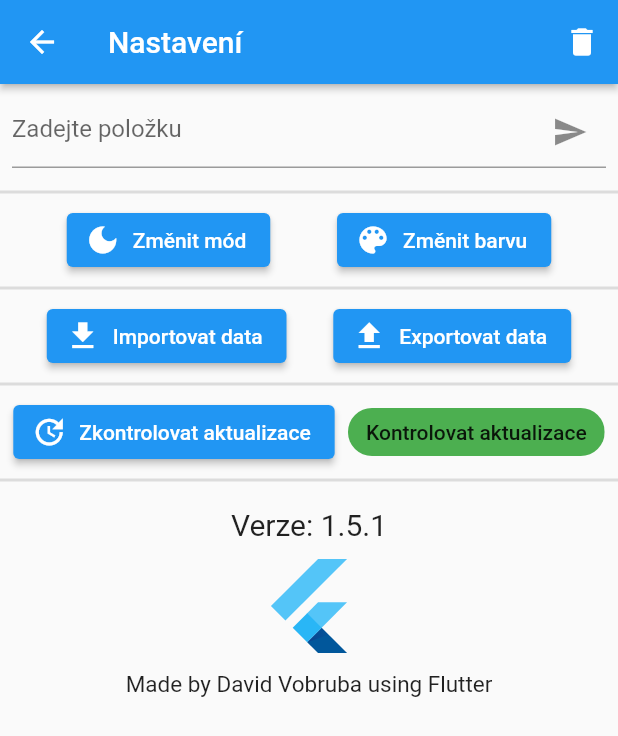
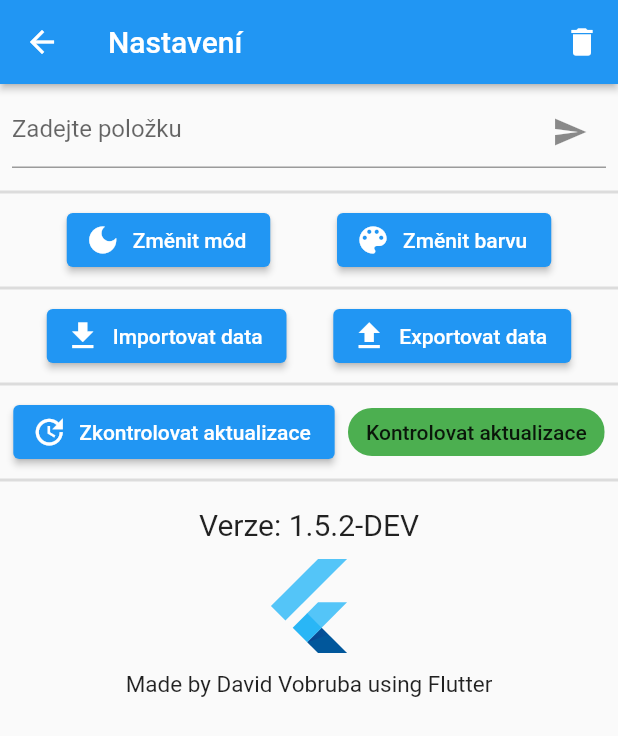
Before and after one commit to DavidCZ2051/intr_obleceni, a Flutter app: the screen it shows after launch, after a tap on the "settings" icon, on a phone screen of 412 x 824 dp. Shown: the top 736 px of the screen. Run offline on Flutter 3.47's test engine with Material 2 defaults, Android fonts, the phone set to English and light mode, and no system bars; our stand-ins replace flutter_colorpicker, shared_preferences; network calls fail.

Commit message:
some work

```diff
--- a/lib/vars.dart
+++ b/lib/vars.dart
@@ -1,6 +1,6 @@
 import 'package:flutter/material.dart';
 
-const String version = "1.5.1";
+const String version = "1.5.2-DEV";
 String? addedClothing;
 String? newName;
 List<Clothing> clothes = [];
```
Also changed, not shown: lib/settings.dart (+17 -0 lines), 1 other file.
